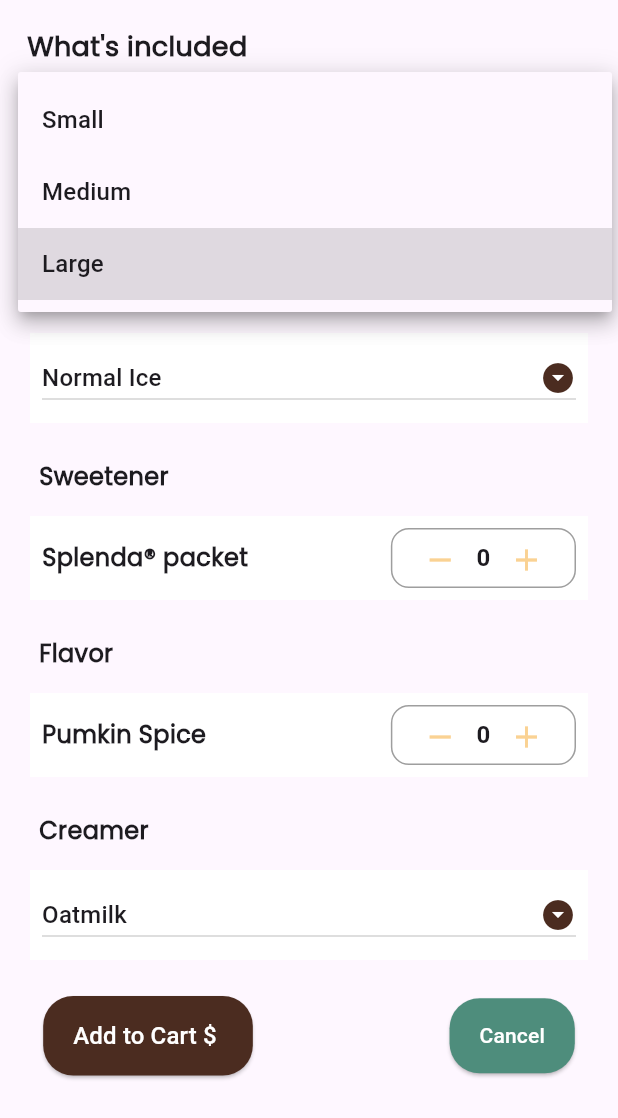
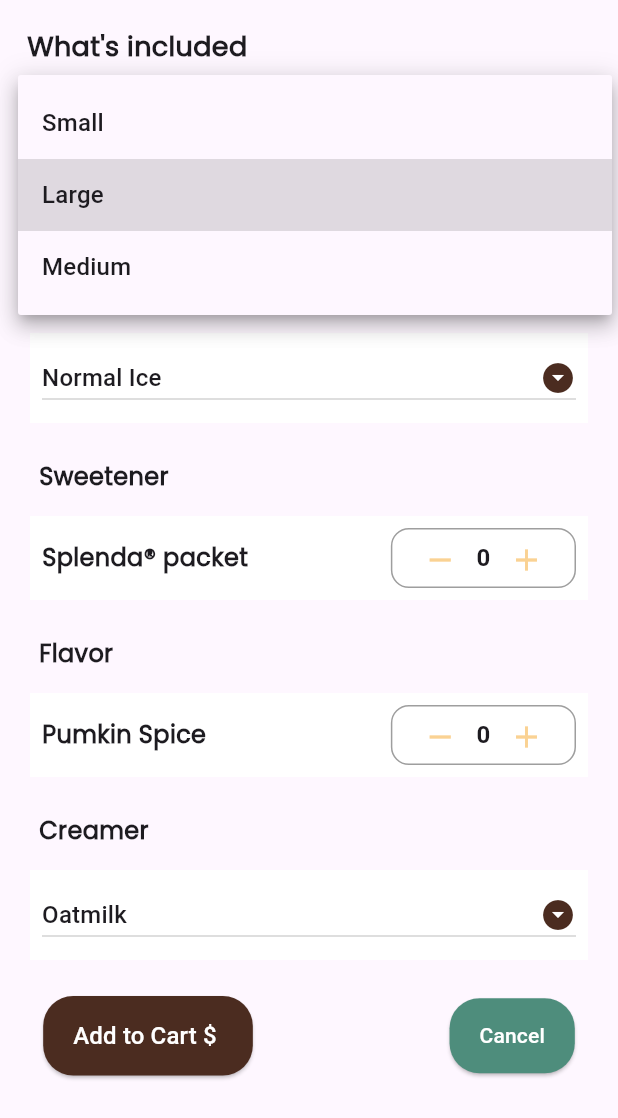
Before and after one commit to Dina266/Coffe_Shop_App, a Flutter app: the CustomDetailsItem widget shown alone on an empty page, opened directly with empty values, after a tap on "Large", on a phone screen of 412 x 824 dp. Shown: the top 1118 px of the screen. Run offline on Flutter 3.47's test engine with Material 3 defaults, Android fonts, the phone set to English and light mode, and no system bars; our stand-ins replace bloc, dartz, dio, firebase_auth, firebase_core, flutter_bloc and 7 more; accounts and stored records are empty.

Commit message:
add translation

```diff
--- a/lib/features/details/presentation/views/widgets/custom_Details_item_body.dart
+++ b/lib/features/details/presentation/views/widgets/custom_Details_item_body.dart
@@ -15,29 +15,41 @@ class CustomDetailsItem extends StatefulWidget {
 }
 
 class _CustomDetailsItemState extends State<CustomDetailsItem> {
-  String cupSize = 'Large';
-  String addIns = 'Normal Ice';
-  String creamer = 'Oatmilk';
+  String cupSize = S.current.cupSizeLarge;
+  String addIns = S.current.addInsNormalIce;
+  String creamer = S.current.creamerOatmilk;
   int sweetenerCount = 0;
   int flavorCount = 0;
 
-  List<String> cupSizes = ['Small', 'Medium', 'Large'];
-  List<String> addInses = ['Normal Ice', 'more Ice', 'Less Ice'];
-  List<String> creamers = ['Oatmilk', 'Carameil', 'Vanilla'];
+  List<String> cupSizes = [
+    S.current.cupSizeSmall,
+    S.current.cupSizeLarge,
+    S.current.cupSizeMedium
+  ];
+  List<String> addInses = [
+    S.current.addInsNormalIce,
+    S.current.addInsMoreIce,
+    S.current.addInsLessIce
+  ];
+  List<String> creamers = [
+    S.current.creamerOatmilk,
+    S.current.creamerCaramel,
+    S.current.creamerVanilla
+  ];
 
   @override
   Widget build(BuildContext context) {
     return ListView(
       children: [
         Padding(
-          padding:const EdgeInsets.all(18.0),
+          padding: const EdgeInsets.all(18.0),
           child: Text(
             S.of(context).whats_included,
             style: AppStyle.bold18,
           ),
         ),
         Padding(
-          padding:const EdgeInsets.only(left: 26.0, right: 20, bottom: 15),
+          padding: const EdgeInsets.only(left: 26.0, right: 20, bottom: 15),
           child: Text(
             S.of(context).cupSize,
             style: AppStyle.bold16,
@@ -48,7 +60,7 @@ class _CustomDetailsItemState extends State<CustomDetailsItem> {
           height: 24,
         ),
         Padding(
-          padding:const EdgeInsets.only(left: 26.0, right: 20, bottom: 15),
+          padding: const EdgeInsets.only(left: 26.0, right: 20, bottom: 15),
           child: Text(
             S.of(context).addIns,
             style: AppStyle.bold16,
@@ -59,16 +71,18 @@ class _CustomDetailsItemState extends State<CustomDetailsItem> {
           height: 24,
         ),
         CustomIncrementalItems(
-            title: S.of(context).sweetener, subTitle: S.of(context).sweetener_subtitle),
+            title: S.of(context).sweetener,
+            subTitle: S.of(context).sweetener_subtitle),
         const SizedBox(
           height: 24,
         ),
-         CustomIncrementalItems(title: S.of(context).flavor, subTitle: "Pumkin Spice"),
+        CustomIncrementalItems(
+            title: S.of(context).flavor, subTitle: "Pumkin Spice"),
         const SizedBox(
           height: 24,
         ),
         Padding(
-          padding:const EdgeInsets.only(left: 26.0, right: 20, bottom: 15),
+          padding: const EdgeInsets.only(left: 26.0, right: 20, bottom: 15),
           child: Text(
             S.of(context).creamer,
             style: AppStyle.bold16,
@@ -78,7 +92,9 @@ class _CustomDetailsItemState extends State<CustomDetailsItem> {
         const SizedBox(
           height: 24,
         ),
-        CustomButtons(coffeModel: widget.coffeeModel,)
+        CustomButtons(
+          coffeModel: widget.coffeeModel,
+        )
       ],
     );
   }
--- a/lib/l10n/intl_en.arb
+++ b/lib/l10n/intl_en.arb
@@ -22,7 +22,7 @@
     "addInsMoreIce": "More Ice",
     "addInsLessIce": "Less Ice",
     "creamerOatmilk": "Oatmilk",
-    "creamerOaramel": "Caramel",
+    "creamerCaramel": "Caramel",
     "creamerVanilla": "Vanilla",
     "cancel":"Cancel"
 }
```
Also changed, not shown: lib/generated/l10n.dart. Lines whose indentation alone changed are shown as unchanged.
